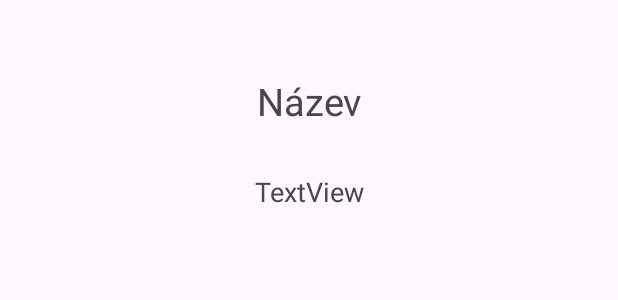
After one commit to vilem-oralek/QR-event-project, an Android app: the layout activity_joined_event.xml on its own in the app's theme, with its tools: preview values and no code run, on a phone screen of 412 x 824 dp. The commit adds this screen. Shown: the top 300 px of the screen. Run offline under Robolectric (Android 15) with nearby library versions, the phone set to English and light mode, and no system bars.

Commit message:
připojení pomocí event id k eventu a vypsání názvu s popisem

```diff
--- a/app/src/main/AndroidManifest.xml
+++ b/app/src/main/AndroidManifest.xml
@@ -12,6 +12,9 @@
         android:supportsRtl="true"
         android:theme="@style/Theme.QRprojekt"
         tools:targetApi="31">
+        <activity
+            android:name=".JoinedEvent"
+            android:exported="false" />
         <activity
             android:name=".JoinEventActivity"
             android:exported="false" />
--- a/app/src/main/java/com/example/qrprojekt/CreateEventActivity.java
+++ b/app/src/main/java/com/example/qrprojekt/CreateEventActivity.java
@@ -16,9 +16,9 @@ public class CreateEventActivity extends AppCompatActivity {
         setContentView(R.layout.activity_create_event);
 
         // Find views
-        EditText eventNameEditText = findViewById(R.id.editTextText);
-        EditText eventDescriptionEditText = findViewById(R.id.editTextText2);
-        Button createEventButton = findViewById(R.id.button3);
+        EditText eventNameEditText = findViewById(R.id.editTextEventName);
+        EditText eventDescriptionEditText = findViewById(R.id.editTextEventDescription);
+        Button createEventButton = findViewById(R.id.buttonEventCreate);
 
         // Initialize DBHelper and get writable database
         DBHelper dbHelper = new DBHelper(this);
--- a/app/src/main/res/layout/activity_join_event.xml
+++ b/app/src/main/res/layout/activity_join_event.xml
@@ -9,7 +9,7 @@
     tools:context=".JoinEventActivity">
 
     <EditText
-        android:id="@+id/editTextText3"
+        android:id="@+id/editTextEventId"
         android:layout_width="232dp"
         android:layout_height="44dp"
         android:layout_marginTop="45dp"
@@ -24,7 +24,7 @@
         app:layout_constraintTop_toTopOf="parent" />
 
     <Button
-        android:id="@+id/button4"
+        android:id="@+id/buttonJoinEvent"
         android:layout_width="wrap_content"
         android:layout_height="wrap_content"
         android:layout_marginTop="25dp"
@@ -32,5 +32,5 @@
         app:layout_constraintEnd_toEndOf="parent"
         app:layout_constraintHorizontal_bias="0.498"
         app:layout_constraintStart_toStartOf="parent"
-        app:layout_constraintTop_toBottomOf="@+id/editTextText3" />
+        app:layout_constraintTop_toBottomOf="@+id/editTextEventId" />
 </androidx.constraintlayout.widget.ConstraintLayout>
--- /dev/null
+++ b/app/src/main/res/layout/activity_joined_event.xml
@@ -0,0 +1,34 @@
+<?xml version="1.0" encoding="utf-8"?>
+<androidx.constraintlayout.widget.ConstraintLayout xmlns:android="http://schemas.android.com/apk/res/android"
+    xmlns:app="http://schemas.android.com/apk/res-auto"
+    xmlns:tools="http://schemas.android.com/tools"
+    android:id="@+id/main"
+    android:layout_width="match_parent"
+    android:layout_height="match_parent"
+    tools:context=".JoinedEvent">
+
+    <TextView
+        android:id="@+id/textViewEventName"
+        android:layout_width="350dp"
+        android:layout_height="35dp"
+        android:layout_marginTop="50dp"
+        android:text="Název"
+        android:textAlignment="center"
+        android:textSize="25sp"
+        app:layout_constraintEnd_toEndOf="parent"
+        app:layout_constraintStart_toStartOf="parent"
+        app:layout_constraintTop_toTopOf="parent" />
+
+    <TextView
+        android:id="@+id/textViewEventDescription"
+        android:layout_width="330dp"
+        android:layout_height="200dp"
+        android:layout_marginTop="30dp"
+        android:text="TextView"
+        android:textAlignment="center"
+        android:textSize="18sp"
+        app:layout_constraintEnd_toEndOf="parent"
+        app:layout_constraintHorizontal_bias="0.505"
+        app:layout_constraintStart_toStartOf="parent"
+        app:layout_constraintTop_toBottomOf="@+id/textViewEventName" />
+</androidx.constraintlayout.widget.ConstraintLayout>
--- a/app/src/main/res/layout/activity_main.xml
+++ b/app/src/main/res/layout/activity_main.xml
@@ -8,19 +8,19 @@
     tools:context=".MainActivity">
 
     <Button
-        android:id="@+id/button"
+        android:id="@+id/buttonCreateEvent"
         android:layout_width="wrap_content"
         android:layout_height="wrap_content"
         android:layout_marginBottom="30dp"
         android:width="200dp"
         android:backgroundTint="@color/blue"
         android:text="Vytvořit event"
-        app:layout_constraintBottom_toTopOf="@+id/button2"
+        app:layout_constraintBottom_toTopOf="@+id/buttonJoinEvent"
         app:layout_constraintEnd_toEndOf="parent"
         app:layout_constraintStart_toStartOf="parent" />
 
     <Button
-        android:id="@+id/button2"
+        android:id="@+id/buttonJoinEvent"
         android:layout_width="wrap_content"
         android:layout_height="wrap_content"
         android:layout_marginBottom="100dp"
```
Also changed, not shown: app/src/main/java/com/example/qrprojekt/JoinEventActivity.java (+36 -0 lines), app/src/main/java/com/example/qrprojekt/JoinedEvent.java (added, +25 -0 lines), app/src/main/java/com/example/qrprojekt/MainActivity.java (+2 -6 lines), app/src/main/res/layout/activity_create_event.xml (+5 -5 lines).
